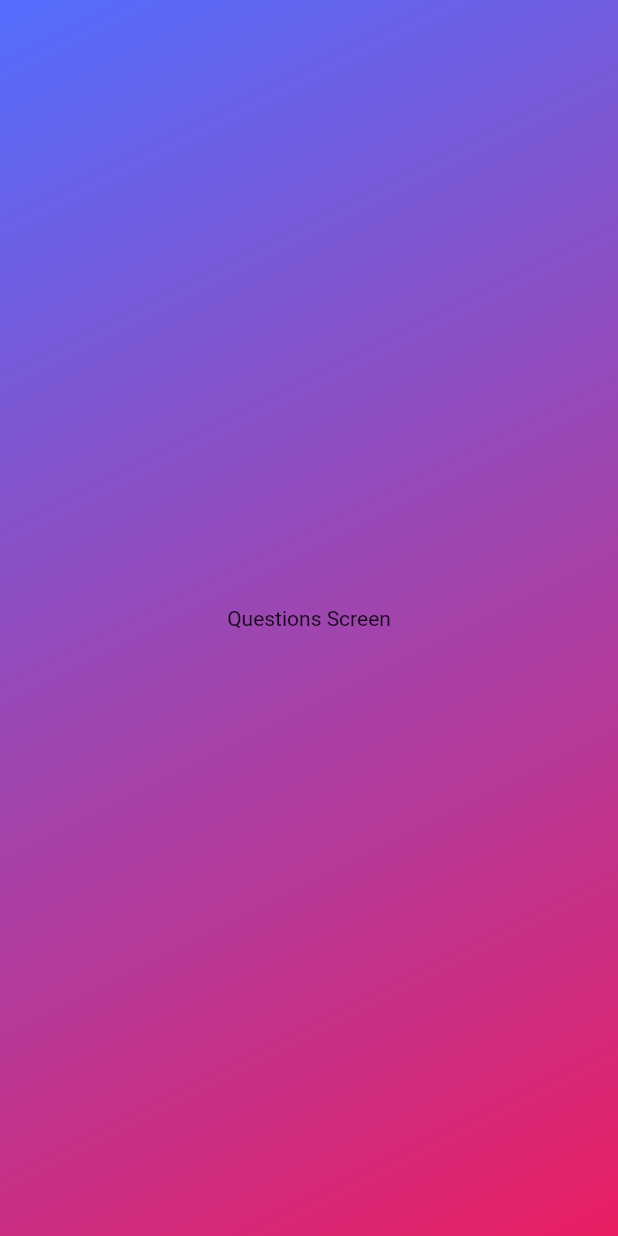
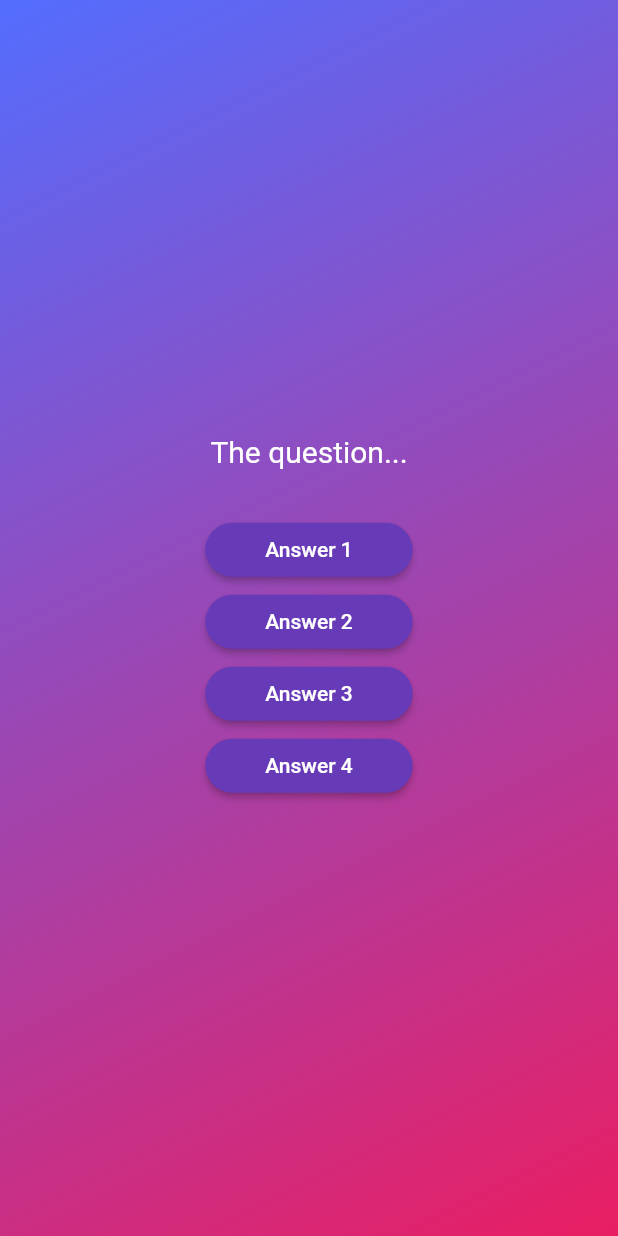
Before and after one commit to eacardenase/flutter-quiz, a Flutter app: the screen it shows after launch, after a tap on "Start Quiz", on a phone screen of 412 x 824 dp. Run offline on Flutter 3.47's test engine with Material 2 defaults, Android fonts, the phone set to English and light mode, and no system bars.

Commit message:
feat: setup and display dummy data on questions screen

```diff
--- /dev/null
+++ b/lib/answer_button.dart
@@ -0,0 +1,33 @@
+import 'package:flutter/material.dart';
+
+class AnswerButton extends StatelessWidget {
+  const AnswerButton({
+    super.key,
+    required this.answerText,
+    required this.onTap,
+  });
+
+  final String answerText;
+  final void Function() onTap;
+
+  @override
+  Widget build(BuildContext context) {
+    return ElevatedButton(
+      onPressed: onTap,
+      style: ElevatedButton.styleFrom(
+        backgroundColor: Colors.deepPurple,
+        foregroundColor: Colors.white,
+        padding: const EdgeInsets.symmetric(
+          vertical: 10,
+          horizontal: 40,
+        ),
+        shape: RoundedRectangleBorder(
+          borderRadius: BorderRadius.circular(40),
+        ),
+      ),
+      child: Text(
+        answerText,
+      ),
+    );
+  }
+}
--- /dev/null
+++ b/lib/data/quiz_questions.dart
@@ -0,0 +1,58 @@
+import 'package:flutter_quiz/models/quiz_question.dart';
+
+const questions = [
+  QuizQuestion(
+    'What are the main building blocks of Flutter UIs?',
+    [
+      'Widgets',
+      'Components',
+      'Blocks',
+      'Functions',
+    ],
+  ),
+  QuizQuestion(
+    'How are Flutter UIs built?',
+    [
+      'By combining widgets in code',
+      'By combining widgets in a visual editor',
+      'By defining widgets in config files',
+      'By using XCode for iOS and Android Studio for Android',
+    ],
+  ),
+  QuizQuestion(
+    'What\'s the purpose of a StatefulWidget?',
+    [
+      'Update UI as data changes',
+      'Update data as UI changes',
+      'Ignore data changes',
+      'Render UI that does not depend on data',
+    ],
+  ),
+  QuizQuestion(
+    'Which widget should you try to use more often: StatelessWidget or StatefulWidget?',
+    [
+      'StatelessWidget',
+      'StatefulWidget',
+      'Both are equally good',
+      'None of the above',
+    ],
+  ),
+  QuizQuestion(
+    'What happens if you change data in a StatelessWidget?',
+    [
+      'The UI is not updated',
+      'The UI is updated',
+      'The closest StatefulWidget is updated',
+      'Any nested StatefulWidgets are updated',
+    ],
+  ),
+  QuizQuestion(
+    'How should you update data inside of StatefulWidgets?',
+    [
+      'By calling setState()',
+      'By calling updateData()',
+      'By calling updateUI()',
+      'By calling updateState()',
+    ],
+  )
+];
--- /dev/null
+++ b/lib/models/quiz_question.dart
@@ -0,0 +1,6 @@
+class QuizQuestion {
+  const QuizQuestion(this.text, this.answers);
+
+  final String text;
+  final List<String> answers;
+}
--- a/lib/questions_screen.dart
+++ b/lib/questions_screen.dart
@@ -1,4 +1,5 @@
 import 'package:flutter/material.dart';
+import 'package:flutter_quiz/answer_button.dart';
 
 class QuestionsScreen extends StatefulWidget {
   const QuestionsScreen({
@@ -14,8 +15,36 @@ class QuestionsScreen extends StatefulWidget {
 class _QuestionsScreenState extends State<QuestionsScreen> {
   @override
   Widget build(context) {
-    return const Text(
-      'Questions Screen',
+    return Column(
+      mainAxisAlignment: MainAxisAlignment.center,
+      children: [
+        const Text(
+          'The question...',
+          style: TextStyle(
+            color: Colors.white,
+            fontSize: 20,
+          ),
+        ),
+        const SizedBox(
+          height: 30,
+        ),
+        AnswerButton(
+          answerText: 'Answer 1',
+          onTap: () {},
+        ),
+        AnswerButton(
+          answerText: 'Answer 2',
+          onTap: () {},
+        ),
+        AnswerButton(
+          answerText: 'Answer 3',
+          onTap: () {},
+        ),
+        AnswerButton(
+          answerText: 'Answer 4',
+          onTap: () {},
+        ),
+      ],
     );
   }
 }
```
